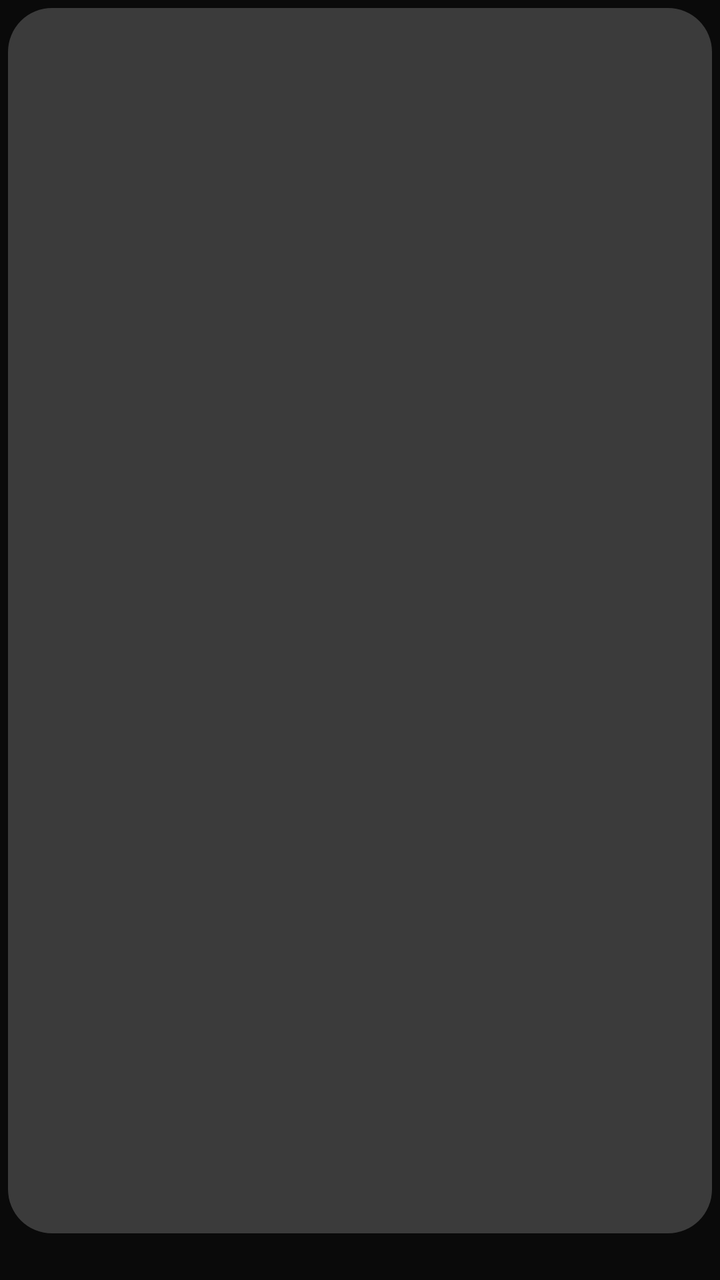
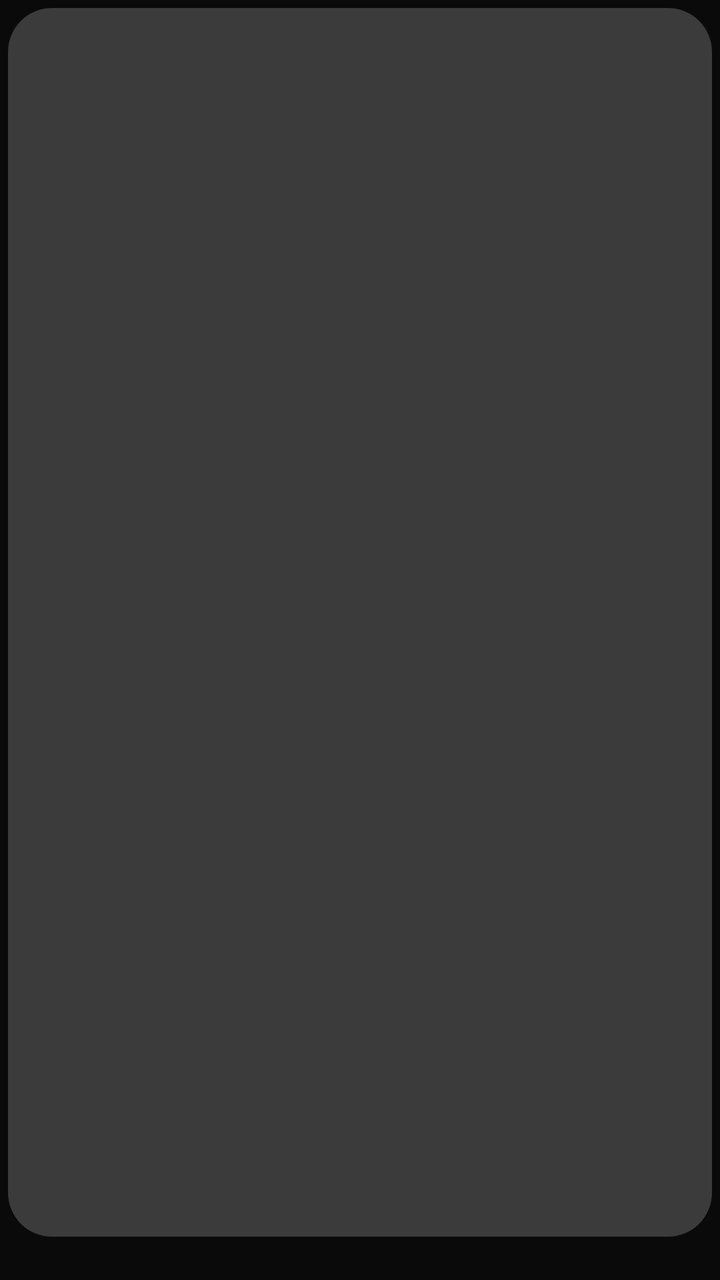

Compare the two renders of this Android layout. The source of the first and the diff that turns it into the second are given below.
<!-- AndroidManifest.xml: application theme Theme.IconStudio -->
<!-- res/layout/item_tile.xml -->
<?xml version="1.0" encoding="utf-8"?>
<LinearLayout xmlns:android="http://schemas.android.com/apk/res/android"
    android:layout_width="match_parent"
    android:layout_height="match_parent"
    android:orientation="vertical"
    android:padding="4dp">

    <FrameLayout
        android:id="@+id/tile"
        android:layout_width="match_parent"
        android:layout_height="0dp"
        android:layout_weight="1"
        android:background="@drawable/bg_tile"
        android:clickable="true"
        android:focusable="true">

        <ImageView
            android:id="@+id/image"
            android:layout_width="match_parent"
            android:layout_height="match_parent"
            android:contentDescription="@null" />
    </FrameLayout>

    <TextView
        android:id="@+id/label"
        android:layout_width="match_parent"
        android:layout_height="wrap_content"
        android:layout_marginTop="3dp"
        android:ellipsize="end"
        android:gravity="center"
        android:maxLines="1"
        android:shadowColor="#CC000000"
        android:shadowDx="0"
        android:shadowDy="1"
        android:shadowRadius="3"
        android:textColor="#FFFFFF"
        android:textSize="12sp" />
</LinearLayout>
<!-- resources referenced by this layout -->
<resources>
  <!-- drawable bg_tile (drawable) -->
  <?xml version="1.0" encoding="utf-8"?>
  <shape xmlns:android="http://schemas.android.com/apk/res/android"
      android:shape="rectangle">
      <solid android:color="#33FFFFFF" />
      <corners android:radius="22dp" />
  </shape>
  <style name="Theme.IconStudio" parent="Theme.Material3.Dark.NoActionBar">
          <item name="colorPrimary">#FFFFFF</item>
          <item name="colorOnPrimary">#000000</item>
          <item name="colorPrimaryContainer">#2A2A2A</item>
          <item name="colorOnPrimaryContainer">#FFFFFF</item>
          <item name="colorSecondary">#BDBDBD</item>
          <item name="colorOnSecondary">#000000</item>
          <item name="colorSurface">@color/surface</item>
          <item name="colorOnSurface">@color/text_primary</item>
          <item name="colorSurfaceVariant">@color/surface2</item>
          <item name="colorOnSurfaceVariant">@color/text_dim</item>
          <item name="colorOutline">@color/stroke</item>
          <item name="android:colorBackground">@color/bg</item>
          <item name="android:statusBarColor">@color/bg</item>
          <item name="android:navigationBarColor">@color/bg</item>
          <item name="android:textAppearanceLargePopupMenu">@style/TextAppearance.Zat.PopupMenu</item>
          <item name="textAppearanceLargePopupMenu">@style/TextAppearance.Zat.PopupMenu</item>
          <item name="textAppearanceSmallPopupMenu">@style/TextAppearance.Zat.PopupMenu</item>
      </style>
  <color name="surface">#161616</color>
  <color name="text_primary">#F2F2F2</color>
  <color name="surface2">#1F1F1F</color>
  <color name="text_dim">#9A9A9A</color>
  <color name="stroke">#2E2E2E</color>
  <color name="bg">#0A0A0A</color>
  <style name="TextAppearance.Zat.PopupMenu" parent="TextAppearance.AppCompat.Widget.PopupMenu.Large">
          <item name="android:textSize">13sp</item>
      </style>
</resources>

<!-- the commit's change to res/layout/item_tile.xml (unified diff, before → after) -->
@@ -34,5 +34,5 @@
         android:shadowDy="1"
         android:shadowRadius="3"
         android:textColor="#FFFFFF"
-        android:textSize="12sp" />
+        android:textSize="11sp" />
 </LinearLayout>
